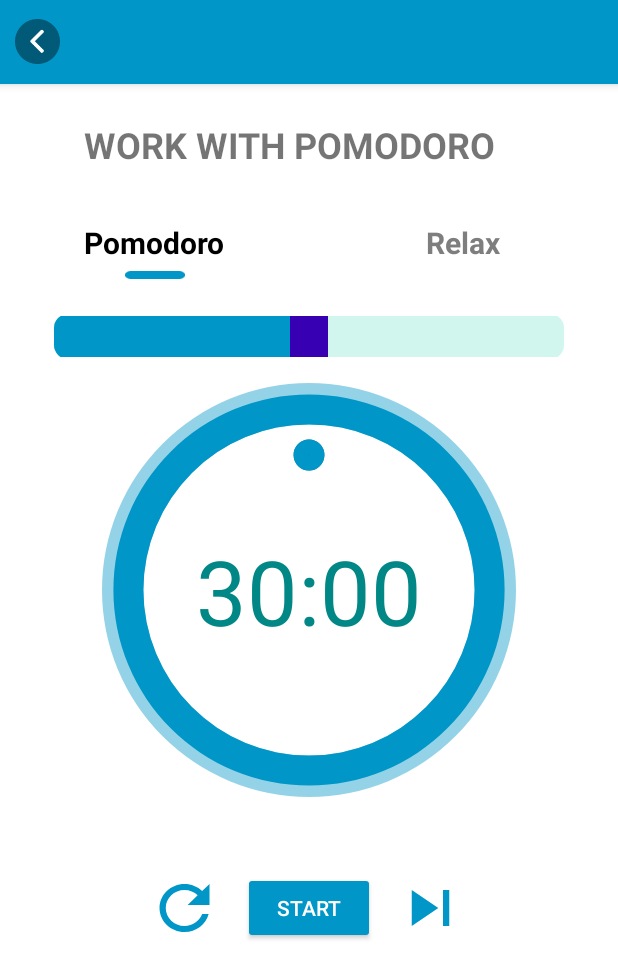
After one commit to lamphusy/HyperLife, an Android app: the PomodoroActivity screen opened directly, with no data from a screen before it, on a phone screen of 412 x 824 dp. The commit adds this screen. Shown: the top 978 px of the screen. Run offline under Robolectric (Android 15) with nearby library versions, the phone set to English and light mode, and no system bars.

Commit message:
thêm pomodoro

```diff
--- a/app/src/main/AndroidManifest.xml
+++ b/app/src/main/AndroidManifest.xml
@@ -24,6 +24,9 @@
         android:supportsRtl="true"
         android:theme="@style/Theme.MaterialComponents.Light.NoActionBar">
         <activity
+            android:name=".PomodoroActivity"
+            android:exported="false" />
+        <activity
             android:name=".WorkoutActivity"
             android:exported="false" />
         <activity
@@ -47,7 +50,6 @@
         <activity android:name=".SignInActivity" />
         <activity android:name=".SplashScreenActivity2" />
         <activity android:name=".CompleteUserInfoActivity" />
-
         <activity
             android:name=".SplashScreenActivity"
             android:exported="true">
--- /dev/null
+++ b/app/src/main/res/drawable-v24/custom_seekbar.xml
@@ -0,0 +1,28 @@
+<?xml version="1.0" encoding="utf-8"?>
+<layer-list xmlns:android="http://schemas.android.com/apk/res/android">
+    <!-- color, size, shape height of seekbar -->
+    <item android:gravity="center_vertical">
+        <shape android:shape="rectangle">
+            <solid android:color="#D1F6EE"/>
+            <size android:height="30dp"/>
+            <corners android:radius="9dp"/>
+        </shape>
+    </item>
+    <!-- color, size, shape height of seekbar when u drag it-->
+    <item android:gravity="center_vertical">
+        <scale android:scaleWidth="100%">
+            <selector>
+                <item android:state_enabled="false"
+                    android:drawable="@color/primary_dark"/>
+                <item>
+                    <shape android:shape="rectangle">
+                        <solid android:color="@color/primary"/>
+                        <size android:height="30dp"/>
+                        <corners android:radius="9dp"/>
+                    </shape>
+                </item>
+
+            </selector>
+        </scale>
+    </item>
+</layer-list>
--- /dev/null
+++ b/app/src/main/res/drawable-v24/thumb2.xml
@@ -0,0 +1,7 @@
+<?xml version="1.0" encoding="utf-8"?>
+<!-- specifications of thumb of seekbar-->
+<shape xmlns:android="http://schemas.android.com/apk/res/android">
+    <solid android:color="@color/purple_700"/>
+    <size android:height="30dp" android:width="25dp"/>
+
+</shape>
--- /dev/null
+++ b/app/src/main/res/drawable/ic_baseline_refresh_24.xml
@@ -0,0 +1,10 @@
+<vector xmlns:android="http://schemas.android.com/apk/res/android"
+    android:width="24dp"
+    android:height="24dp"
+    android:viewportWidth="24"
+    android:viewportHeight="24"
+    android:tint="?attr/colorControlNormal">
+  <path
+      android:fillColor="@android:color/white"
+      android:pathData="M17.65,6.35C16.2,4.9 14.21,4 12,4c-4.42,0 -7.99,3.58 -7.99,8s3.57,8 7.99,8c3.73,0 6.84,-2.55 7.73,-6h-2.08c-0.82,2.33 -3.04,4 -5.65,4 -3.31,0 -6,-2.69 -6,-6s2.69,-6 6,-6c1.66,0 3.14,0.69 4.22,1.78L13,11h7V4l-2.35,2.35z"/>
+</vector>
--- /dev/null
+++ b/app/src/main/res/drawable/ic_baseline_skip_next_24.xml
@@ -0,0 +1,10 @@
+<vector xmlns:android="http://schemas.android.com/apk/res/android"
+    android:width="24dp"
+    android:height="24dp"
+    android:viewportWidth="24"
+    android:viewportHeight="24"
+    android:tint="?attr/colorControlNormal">
+  <path
+      android:fillColor="@android:color/white"
+      android:pathData="M6,18l8.5,-6L6,6v12zM16,6v12h2V6h-2z"/>
+</vector>
--- /dev/null
+++ b/app/src/main/res/layout/activity_pomodoro.xml
@@ -0,0 +1,208 @@
+<?xml version="1.0" encoding="utf-8"?>
+<ScrollView xmlns:android="http://schemas.android.com/apk/res/android"
+    xmlns:app="http://schemas.android.com/apk/res-auto"
+    xmlns:tools="http://schemas.android.com/tools"
+    android:layout_width="match_parent"
+    android:layout_height="match_parent"
+    tools:context=".PomodoroActivity">
+
+    <androidx.constraintlayout.widget.ConstraintLayout
+        android:layout_width="match_parent"
+        android:layout_height="match_parent">
+
+        <com.google.android.material.appbar.AppBarLayout
+            android:id="@+id/water_toolbar"
+            android:layout_width="0dp"
+            android:layout_height="wrap_content"
+            android:backgroundTint="@color/primary"
+
+            app:layout_constraintEnd_toEndOf="parent"
+            app:layout_constraintStart_toStartOf="parent"
+            app:layout_constraintTop_toTopOf="parent">
+
+            <androidx.appcompat.widget.Toolbar
+                android:layout_width="match_parent"
+                android:layout_height="wrap_content"
+                app:contentInsetStart="0dp">
+
+                <RelativeLayout
+                    android:layout_width="match_parent"
+                    android:layout_height="wrap_content"
+                    android:layout_marginStart="10dp"
+                    android:layout_marginEnd="10dp">
+
+                    <ImageView
+                        android:id="@+id/button_backtohomefrag_pomodoro"
+                        android:layout_width="30dp"
+                        android:layout_height="30dp"
+                        android:layout_centerVertical="true"
+                        android:contentDescription="@string/back_button_contentDes"
+                        android:src="@drawable/back_image_button_anim" />
+
+                </RelativeLayout>
+            </androidx.appcompat.widget.Toolbar>
+        </com.google.android.material.appbar.AppBarLayout>
+
+        <TextView
+            android:id="@+id/textView3"
+            android:layout_width="wrap_content"
+            android:layout_height="wrap_content"
+            android:layout_marginStart="56dp"
+            android:layout_marginTop="24dp"
+            android:text="WORK WITH POMODORO"
+            android:textSize="24sp"
+            android:textStyle="bold"
+            app:layout_constraintStart_toStartOf="parent"
+            app:layout_constraintTop_toBottomOf="@+id/water_toolbar" />
+
+        <LinearLayout
+            android:id="@+id/tab_bar_step_count_more_backgound"
+            android:layout_width="0dp"
+            android:layout_height="wrap_content"
+            android:backgroundTint="@color/primary"
+            android:orientation="horizontal"
+            app:layout_constraintEnd_toEndOf="parent"
+            app:layout_constraintStart_toStartOf="parent"
+            app:layout_constraintTop_toBottomOf="@+id/tab_bar_step_count_more">
+
+            <androidx.constraintlayout.widget.ConstraintLayout
+                android:id="@+id/tab_animation_view_pomodoro"
+                android:layout_width="match_parent"
+                android:layout_height="5dp"
+                android:layout_marginTop="5dp"
+                android:layout_weight="1">
+
+                <TextView
+                    android:layout_width="40dp"
+                    android:layout_height="5dp"
+                    android:background="@drawable/anim_sliding_view"
+                    android:backgroundTint="@color/primary"
+                    app:layout_constraintLeft_toLeftOf="parent"
+                    app:layout_constraintRight_toRightOf="parent"
+                    app:layout_constraintTop_toTopOf="parent" />
+            </androidx.constraintlayout.widget.ConstraintLayout>
+
+            <TextView
+                android:id="@+id/video_title_backgound"
+                android:layout_width="match_parent"
+                android:layout_height="wrap_content"
+                android:layout_weight="1" />
+        </LinearLayout>
+
+        <LinearLayout
+            android:id="@+id/tab_bar_step_count_more"
+            android:layout_width="0dp"
+            android:layout_height="wrap_content"
+            android:layout_marginTop="35dp"
+            android:orientation="horizontal"
+            app:layout_constraintEnd_toEndOf="parent"
+            app:layout_constraintStart_toStartOf="parent"
+            app:layout_constraintTop_toBottomOf="@+id/textView3">
+
+            <TextView
+                android:id="@+id/pomodoro_title"
+                android:layout_width="match_parent"
+                android:layout_height="wrap_content"
+                android:layout_weight="1"
+                android:gravity="center"
+                android:text="Pomodoro"
+                android:textColor="@color/black"
+                android:textSize="20sp"
+                android:textStyle="bold" />
+
+
+            <TextView
+                android:id="@+id/relax_title"
+                android:layout_width="match_parent"
+                android:layout_height="wrap_content"
+                android:layout_weight="1"
+                android:gravity="center"
+                android:text="Relax"
+                android:textColor="#7E7E7E"
+                android:textSize="20sp"
+                android:textStyle="bold" />
+        </LinearLayout>
+
+        <ProgressBar
+            android:id="@+id/progressbar_timer_count"
+            android:layout_width="276dp"
+            android:layout_height="309dp"
+            android:layout_marginTop="28dp"
+            android:layout_marginBottom="33dp"
+            android:indeterminateOnly="false"
+            android:max="12000"
+            android:progress="8000"
+            android:progressDrawable="@drawable/water_setup_daily_goal_progressbar"
+            app:layout_constraintBottom_toTopOf="@+id/goButton"
+            app:layout_constraintEnd_toEndOf="parent"
+            app:layout_constraintStart_toStartOf="parent"
+            app:layout_constraintTop_toTopOf="@+id/timerSeekBar"
+            tools:ignore="MissingConstraints">
+
+        </ProgressBar>
+
+        <TextView
+            android:id="@+id/countdownTextView"
+            android:layout_width="wrap_content"
+            android:layout_height="wrap_content"
+            android:text="30:00"
+            android:textColor="@color/teal_700"
+            android:textSize="60sp"
+            app:layout_constraintBottom_toBottomOf="@+id/progressbar_timer_count"
+            app:layout_constraintEnd_toEndOf="parent"
+            app:layout_constraintStart_toStartOf="parent"
+            app:layout_constraintTop_toTopOf="@+id/progressbar_timer_count" />
+
+        <SeekBar
+            android:id="@+id/timerSeekBar"
+            android:layout_width="372dp"
+            android:layout_height="27dp"
+            android:layout_marginStart="57dp"
+            android:layout_marginTop="16dp"
+            android:layout_marginEnd="57dp"
+            android:progressDrawable="@drawable/custom_seekbar"
+            android:thumb="@drawable/thumb2"
+            app:layout_constraintEnd_toEndOf="parent"
+            app:layout_constraintStart_toStartOf="parent"
+            app:layout_constraintTop_toBottomOf="@+id/tab_bar_step_count_more_backgound" />
+
+        <androidx.appcompat.widget.AppCompatButton
+            android:id="@+id/goButton"
+            android:layout_width="wrap_content"
+            android:layout_height="wrap_content"
+            android:backgroundTint="@color/primary"
+            android:text="START"
+            android:textColor="@color/white"
+            app:layout_constraintBottom_toBottomOf="parent"
+            app:layout_constraintEnd_toEndOf="parent"
+            app:layout_constraintStart_toStartOf="parent" />
+
+        <androidx.appcompat.widget.AppCompatButton
+            android:id="@+id/btnSkipTimerCount"
+            android:layout_width="50dp"
+            android:layout_height="wrap_content"
+            android:background="@drawable/ic_baseline_skip_next_24"
+            android:backgroundTint="@color/primary"
+            android:visibility="visible"
+            app:layout_constraintBottom_toBottomOf="parent"
+            app:layout_constraintEnd_toEndOf="@+id/textView3"
+            app:layout_constraintHorizontal_bias="0.392"
+            app:layout_constraintStart_toEndOf="@+id/goButton" />
+
+        <androidx.appcompat.widget.AppCompatButton
+            android:id="@+id/btnResetTime"
+            android:layout_width="50dp"
+            android:layout_height="wrap_content"
+            android:layout_marginEnd="12dp"
+            android:background="@drawable/ic_baseline_refresh_24"
+            android:backgroundTint="@color/primary"
+
+            android:visibility="visible"
+            app:layout_constraintBottom_toBottomOf="parent"
+            app:layout_constraintEnd_toStartOf="@+id/goButton"
+            app:layout_constraintHorizontal_bias="0.98"
+            app:layout_constraintStart_toStartOf="parent" />
+    </androidx.constraintlayout.widget.ConstraintLayout>
+
+
+</ScrollView>
```
Also changed, not shown: app/src/main/java/com/hyperlife/MainActivity.java (+11 -1 lines), app/src/main/java/com/hyperlife/PomodoroActivity.java (added, +276 -0 lines), app/src/main/res/layout/activity_main.xml (+9 -0 lines), app/src/main/res/drawable-v24/pomodoro.png (added), app/src/main/res/drawable-v24/thumb.xml (renamed from app/src/main/res/drawable/thumb.xml), 1 other file.
